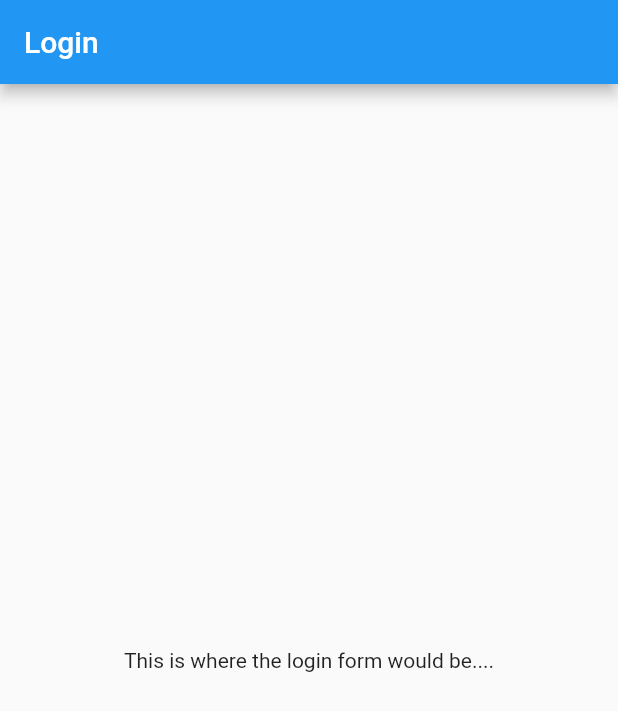
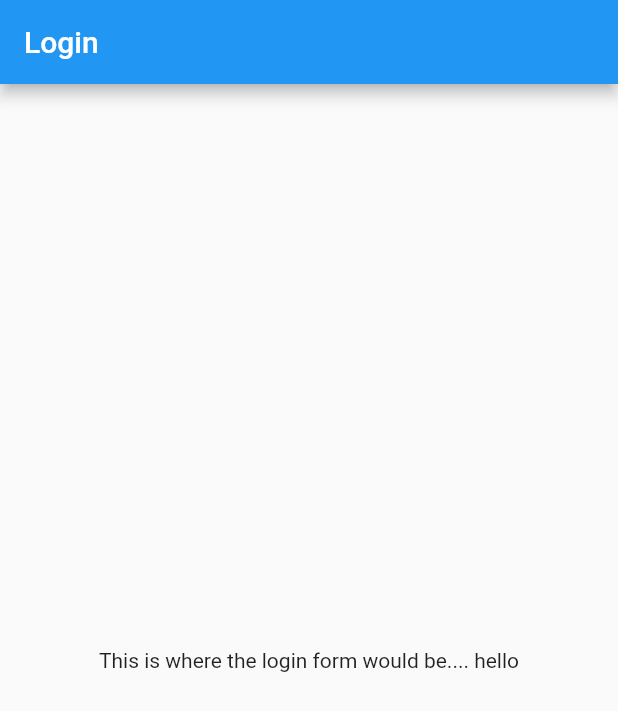
Before and after one commit to assignments-sliit/movie_corns, a Flutter app: the screen it shows after launch, on a phone screen of 412 x 824 dp. Shown: the top 711 px of the screen. Run offline on Flutter 3.47's test engine with Material 2 defaults, Android fonts, the phone set to English and light mode, and no system bars.

Commit message:
test to github

```diff
--- a/lib/homescreen.dart
+++ b/lib/homescreen.dart
@@ -13,7 +13,7 @@ class _HomeScreenState extends State<HomeScreen>{
         title: new Text('Login'),
       ),
       body: new Center(
-        child: new Text('This is where the login form would be....'),
+        child: new Text('This is where the login form would be.... hello'),
       ),
     );
   }
```
